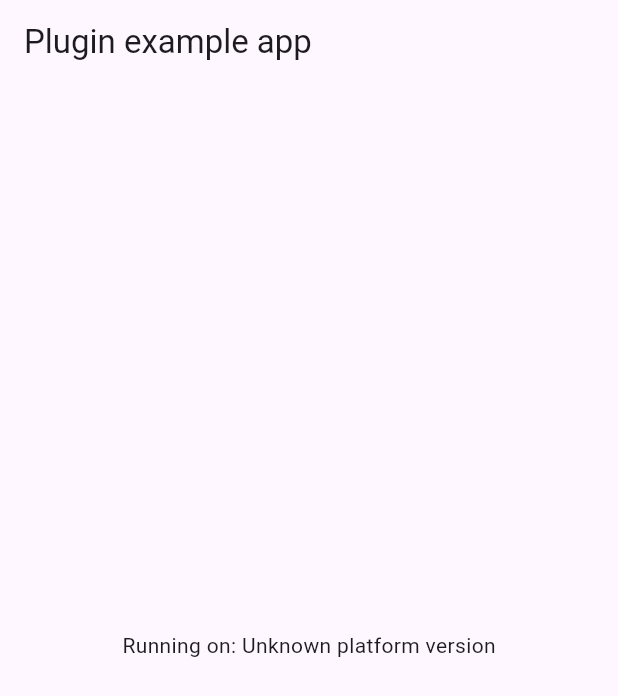
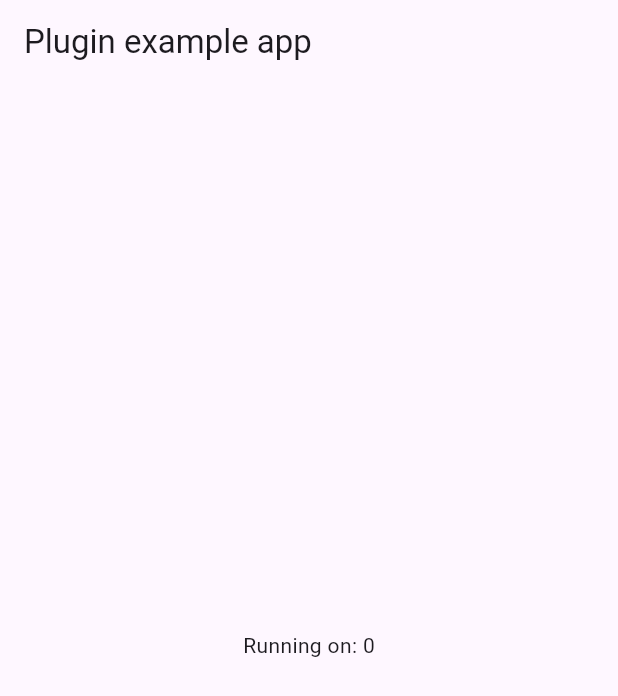
Before and after one commit to ailerondeveloperindo/Flutter-Audio-Plugin-Equalizer, a Flutter app: the screen it shows after launch, on a phone screen of 412 x 824 dp. Shown: the top 696 px of the screen. Run offline on Flutter 3.47's test engine with Material 3 defaults, Android fonts, the phone set to English and light mode, and no system bars; our stand-ins replace plugin_platform_interface.

Commit message:
[Changes] Adjustement to Main Dart - Fix BroadcastStream

```diff
--- a/example/lib/main.dart
+++ b/example/lib/main.dart
@@ -17,11 +17,21 @@ class MyApp extends StatefulWidget {
 
 class _MyAppState extends State<MyApp> {
   String _platformVersion = 'Unknown';
+  String currentPosition = '0';
+  final EventChannel trackingPositionChannel = EventChannel(
+    "zr_450dfsfds",
+  );
   final _internalHifiPlugin = InternalHifiPlugin();
 
   @override
   void initState() {
     super.initState();
+    trackingPositionChannel.receiveBroadcastStream().listen((dynamic event) {
+      print("CurrentPosition -> " + event.toString());
+      setState(() {
+        currentPosition = event.toString();
+      });
+    });
     initPlatformState();
   }
 
@@ -33,7 +43,8 @@ class _MyAppState extends State<MyApp> {
     try {
       await _internalHifiPlugin.addToPlaylist("sdasd");
       platformVersion =
-          await _internalHifiPlugin.playPlaylist() ?? 'Unknown platform version';
+          await _internalHifiPlugin.playPlaylist() ??
+          'Unknown platform version';
     } on PlatformException {
       platformVersion = 'Failed to get platform version.';
     }
@@ -52,12 +63,8 @@ class _MyAppState extends State<MyApp> {
   Widget build(BuildContext context) {
     return MaterialApp(
       home: Scaffold(
-        appBar: AppBar(
-          title: const Text('Plugin example app'),
-        ),
-        body: Center(
-          child: Text('Running on: $_platformVersion\n'),
-        ),
+        appBar: AppBar(title: const Text('Plugin example app')),
+        body: Center(child: Text('Running on: $currentPosition\n')),
       ),
     );
   }
```
